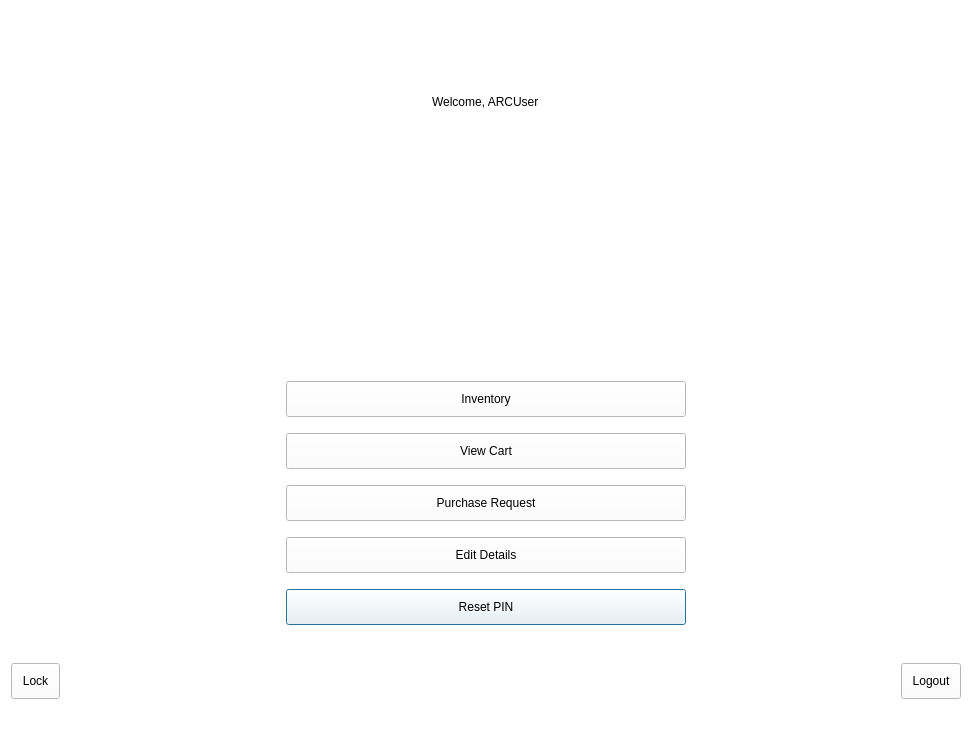
This is userprofile.ui in arc-bphc/sims-gui as Qt 5 draws it before an edit. The edited form follows.
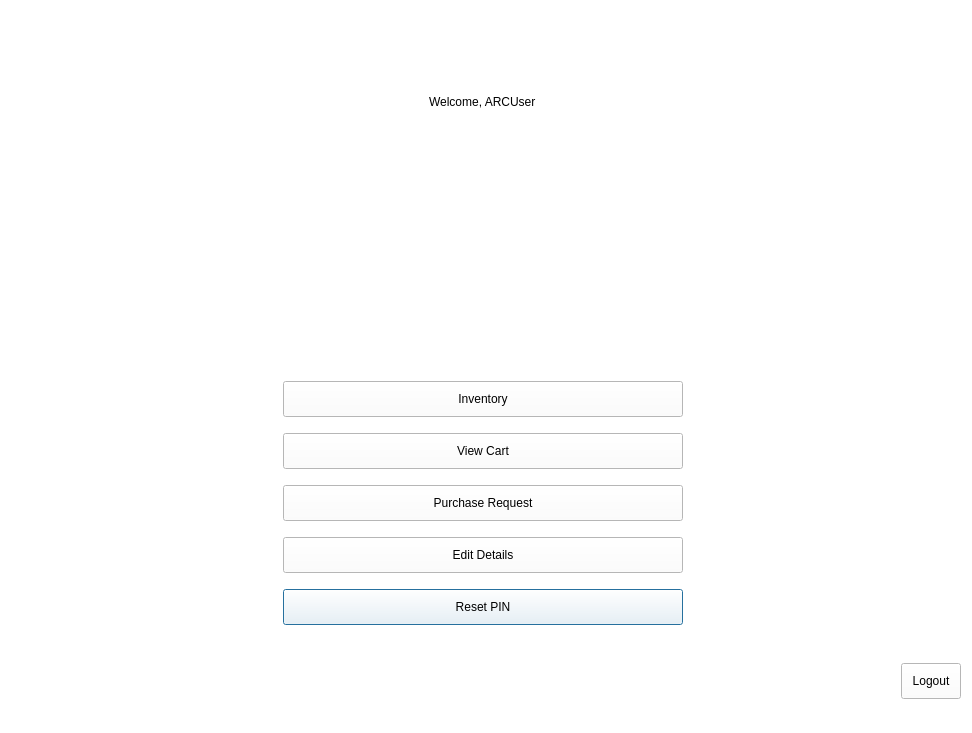
This is the edited form. Icons and pictures are not drawn.

Diff of the .ui file:
```diff
--- a/userprofile.ui
+++ b/userprofile.ui
@@ -242,17 +242,6 @@
        </property>
       </widget>
      </item>
-     <item row="11" column="0" alignment="Qt::AlignLeft">
-      <widget class="QPushButton" name="lockButton">
-       <property name="text">
-        <string>Lock</string>
-       </property>
-       <property name="icon">
-        <iconset>
-         <normaloff>images/lock.svg</normaloff>images/lock.svg</iconset>
-       </property>
-      </widget>
-     </item>
      <item row="11" column="2" alignment="Qt::AlignRight">
       <widget class="QPushButton" name="logoutButton">
        <property name="text">
```
